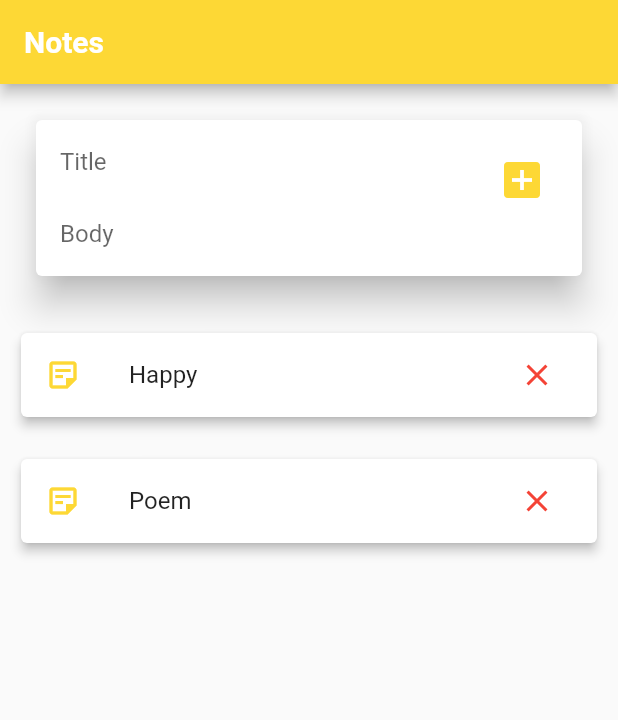
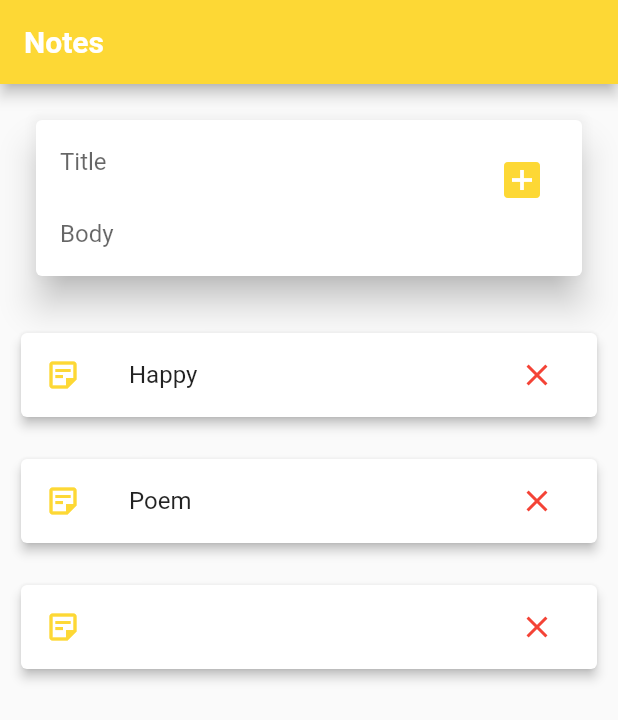
Before and after one commit to JoinCODED/Demo-Flutter-Provider, a Flutter app: the screen it shows after launch, after a tap on the "add box" icon, on a phone screen of 412 x 824 dp. Shown: the top 720 px of the screen. Run offline on Flutter 3.47's test engine with Material 2 defaults, Android fonts, the light colour scheme and no system bars.

Commit message:
end point

```diff
--- a/lib/main.dart
+++ b/lib/main.dart
@@ -1,8 +1,11 @@
 import 'package:flutter/material.dart';
 import 'package:flutter_notes_app_starter/pages/home_page.dart';
+import 'package:flutter_notes_app_starter/providers/note_provider.dart';
+import 'package:provider/provider.dart';
 
 void main() {
-  runApp(MyApp());
+  runApp(ChangeNotifierProvider(
+      create: (context) => NoteProvider(), child: MyApp()));
 }
 
 class MyApp extends StatelessWidget {
--- a/lib/models/note.dart
+++ b/lib/models/note.dart
@@ -1,14 +1,20 @@
 class Note {
+  final int id;
   final String title;
   final String body;
   Note({
+    required this.id,
     required this.title,
     required this.body,
   });
 
   static List<Note> notes = [
-    Note(title: "Happy", body: "Very happy today with my progress in Flutter"),
     Note(
+        id: 0,
+        title: "Happy",
+        body: "Very happy today with my progress in Flutter"),
+    Note(
+        id: 1,
         title: "Poem",
         body:
             "Do not go gentle into that good night,Old age should burn and rave at close of day;Rage, rage against the dying of the light."),
--- a/lib/pages/home_page.dart
+++ b/lib/pages/home_page.dart
@@ -1,6 +1,8 @@
+import 'package:provider/provider.dart';
 import 'package:flutter/material.dart';
 
 import '../models/note.dart';
+import '../providers/note_provider.dart';
 import '../widgets/note_list_tile.dart';
 
 class HomePage extends StatefulWidget {
@@ -9,12 +11,6 @@ class HomePage extends StatefulWidget {
 }
 
 class _HomePageState extends State<HomePage> {
-  List notes = Note.notes;
-
-  void addNote(String title, String body) {
-    //TODO 1: add note code
-  }
-
   @override
   Widget build(BuildContext context) {
     final _titleTextEditingController = TextEditingController();
@@ -68,7 +64,11 @@ class _HomePageState extends State<HomePage> {
                       Icons.add_box,
                       color: Theme.of(context).primaryColor,
                     ),
-                    onPressed: () {},
+                    onPressed: () {
+                      Provider.of<NoteProvider>(context, listen: false).addNote(
+                          title: _titleTextEditingController.text,
+                          body: _bodyTextEditingController.text);
+                    },
                   ),
                 ),
               ),
@@ -77,14 +77,13 @@ class _HomePageState extends State<HomePage> {
               // #1
               shrinkWrap: true,
               physics: const NeverScrollableScrollPhysics(),
-              itemCount: notes.length,
+              // ignore: sdk_version_constructor_tearoffs
+              itemCount: context.watch<NoteProvider>().notes.length,
               itemBuilder: (BuildContext context, int index) {
                 // #2
                 return NoteListTile(
-                  onNoteSelected: () {
-                    // TODO 2 : delete note code
-                  },
-                  note: notes[index],
+                  // ignore: sdk_version_constructor_tearoffs
+                  note: context.watch<NoteProvider>().notes[index],
                 );
               },
             ),
--- /dev/null
+++ b/lib/providers/note_provider.dart
@@ -0,0 +1,17 @@
+import 'package:flutter/material.dart';
+
+import '../models/note.dart';
+
+class NoteProvider extends ChangeNotifier {
+  final List<Note> notes = Note.notes;
+
+  void addNote({required String title, required String body}) {
+    notes.add(Note(id: notes.length, body: body, title: title));
+    notifyListeners();
+  }
+
+  void deleteNote({required int id}) {
+    notes.removeWhere((note) => note.id == id);
+    notifyListeners();
+  }
+}
--- a/lib/widgets/note_list_tile.dart
+++ b/lib/widgets/note_list_tile.dart
@@ -1,13 +1,13 @@
 import 'package:flutter/material.dart';
 import 'package:flutter_notes_app_starter/models/note.dart';
 import 'package:flutter_notes_app_starter/pages/note_page.dart';
+import 'package:provider/provider.dart';
+import '../providers/note_provider.dart';
 
 class NoteListTile extends StatelessWidget {
   final Note note;
-  final VoidCallback onNoteSelected;
-  const NoteListTile(
-      {Key? key, required this.note, required this.onNoteSelected})
-      : super(key: key);
+
+  const NoteListTile({Key? key, required this.note}) : super(key: key);
 
   @override
   Widget build(BuildContext context) {
@@ -27,7 +27,7 @@ class NoteListTile extends StatelessWidget {
               color: Colors.red,
             ),
             onPressed: () {
-              onNoteSelected();
+              context.read<NoteProvider>().deleteNote(id: note.id);
             },
           ),
           onTap: () {
--- a/pubspec.yaml
+++ b/pubspec.yaml
@@ -27,7 +27,7 @@ dependencies:
   # The following adds the Cupertino Icons font to your application.
   # Use with the CupertinoIcons class for iOS style icons.
   cupertino_icons: ^1.0.2
-
+  provider: ^6.0.2
   flutter_riverpod: ^0.14.0+3
 
 dev_dependencies:
```
Also changed, not shown: pubspec.lock, 1 other file.
